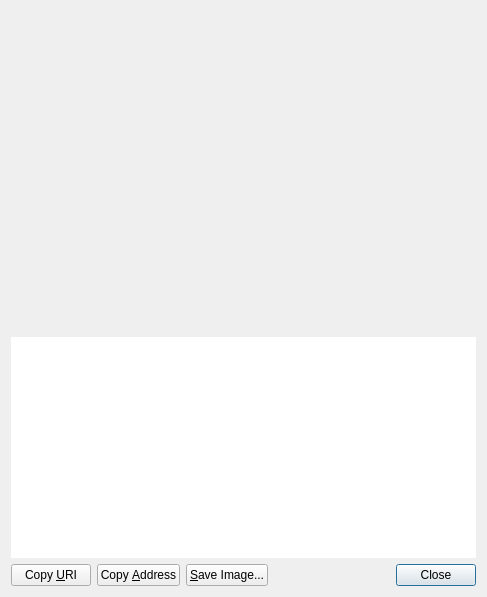
Qt form src/qt/forms/receiverequestdialog.ui (Johven/ANGCOIN) before a commit.
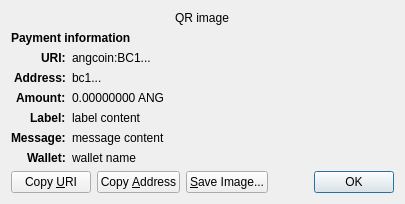
The same form after that commit. Custom widgets are drawn as their Qt base class.

```diff
--- a/src/qt/forms/receiverequestdialog.ui
+++ b/src/qt/forms/receiverequestdialog.ui
@@ -6,60 +6,158 @@
    <rect>
     <x>0</x>
     <y>0</y>
-    <width>487</width>
-    <height>597</height>
+    <width>413</width>
+    <height>229</height>
    </rect>
   </property>
-  <layout class="QVBoxLayout" name="verticalLayout_3">
-   <item>
-    <widget class="QRImageWidget" name="lblQRCode">
-     <property name="sizePolicy">
-      <sizepolicy hsizetype="Expanding" vsizetype="Fixed">
-       <horstretch>0</horstretch>
-       <verstretch>0</verstretch>
-      </sizepolicy>
+  <property name="windowTitle">
+   <string>Request payment to ...</string>
+  </property>
+  <layout class="QGridLayout" name="gridLayout" columnstretch="0,1">
+   <property name="sizeConstraint">
+    <enum>QLayout::SetFixedSize</enum>
+   </property>
+   <item row="0" column="0" colspan="2" alignment="Qt::AlignHCenter">
+    <widget class="QRImageWidget" name="qr_code">
+     <property name="text">
+      <string notr="true">QR image</string>
      </property>
-     <property name="minimumSize">
-      <size>
-       <width>300</width>
-       <height>320</height>
-      </size>
+     <property name="textInteractionFlags">
+      <set>Qt::NoTextInteraction</set>
      </property>
-     <property name="toolTip">
-      <string>QR Code</string>
+    </widget>
+   </item>
+   <item row="1" column="0" colspan="2">
+    <widget class="QLabel" name="payment_header">
+     <property name="font">
+      <font>
+       <weight>75</weight>
+       <bold>true</bold>
+      </font>
      </property>
+     <property name="text">
+      <string>Payment information</string>
+     </property>
+     <property name="textInteractionFlags">
+      <set>Qt::NoTextInteraction</set>
+     </property>
+    </widget>
+   </item>
+   <item row="2" column="0" alignment="Qt::AlignRight|Qt::AlignTop">
+    <widget class="QLabel" name="uri_tag">
+     <property name="font">
+      <font>
+       <weight>75</weight>
+       <bold>true</bold>
+      </font>
+     </property>
+     <property name="text">
+      <string notr="true">URI:</string>
+     </property>
      <property name="textFormat">
       <enum>Qt::PlainText</enum>
      </property>
-     <property name="alignment">
-      <set>Qt::AlignCenter</set>
+     <property name="textInteractionFlags">
+      <set>Qt::NoTextInteraction</set>
      </property>
+    </widget>
+   </item>
+   <item row="2" column="1" alignment="Qt::AlignTop">
+    <widget class="QLabel" name="uri_content">
+     <property name="text">
+      <string notr="true">angcoin:BC1...</string>
+     </property>
+     <property name="textFormat">
+      <enum>Qt::RichText</enum>
+     </property>
      <property name="wordWrap">
       <bool>true</bool>
      </property>
     </widget>
    </item>
-   <item>
-    <widget class="QTextEdit" name="outUri">
-     <property name="sizePolicy">
-      <sizepolicy hsizetype="Expanding" vsizetype="Expanding">
-       <horstretch>0</horstretch>
-       <verstretch>0</verstretch>
-      </sizepolicy>
+   <item row="3" column="0" alignment="Qt::AlignRight|Qt::AlignTop">
+    <widget class="QLabel" name="address_tag">
+     <property name="font">
+      <font>
+       <weight>75</weight>
+       <bold>true</bold>
+      </font>
      </property>
-     <property name="minimumSize">
-      <size>
-       <width>0</width>
-       <height>50</height>
-      </size>
+     <property name="text">
+      <string>Address:</string>
      </property>
-     <property name="frameShape">
-      <enum>QFrame::NoFrame</enum>
+     <property name="textInteractionFlags">
+      <set>Qt::NoTextInteraction</set>
      </property>
-     <property name="frameShadow">
-      <enum>QFrame::Plain</enum>
+    </widget>
+   </item>
+   <item row="3" column="1" alignment="Qt::AlignTop">
+    <widget class="QLabel" name="address_content">
+     <property name="text">
+      <string notr="true">bc1...</string>
      </property>
-     <property name="tabChangesFocus">
+     <property name="textFormat">
+      <enum>Qt::PlainText</enum>
+     </property>
+     <property name="textInteractionFlags">
+      <set>Qt::TextSelectableByMouse</set>
+     </property>
+    </widget>
+   </item>
+   <item row="4" column="0" alignment="Qt::AlignRight|Qt::AlignTop">
+    <widget class="QLabel" name="amount_tag">
+     <property name="font">
+      <font>
+       <weight>75</weight>
+       <bold>true</bold>
+      </font>
+     </property>
+     <property name="text">
+      <string>Amount:</string>
+     </property>
+     <property name="textInteractionFlags">
+      <set>Qt::NoTextInteraction</set>
+     </property>
+    </widget>
+   </item>
+   <item row="4" column="1" alignment="Qt::AlignTop">
+    <widget class="QLabel" name="amount_content">
+     <property name="text">
+      <string notr="true">0.00000000 ANG</string>
+     </property>
+     <property name="textFormat">
+      <enum>Qt::PlainText</enum>
+     </property>
+     <property name="textInteractionFlags">
+      <set>Qt::TextSelectableByMouse</set>
+     </property>
+    </widget>
+   </item>
+   <item row="5" column="0" alignment="Qt::AlignRight|Qt::AlignTop">
+    <widget class="QLabel" name="label_tag">
+     <property name="font">
+      <font>
+       <weight>75</weight>
+       <bold>true</bold>
+      </font>
+     </property>
+     <property name="text">
+      <string>Label:</string>
+     </property>
+     <property name="textInteractionFlags">
+      <set>Qt::NoTextInteraction</set>
+     </property>
+    </widget>
+   </item>
+   <item row="5" column="1" alignment="Qt::AlignTop">
+    <widget class="QLabel" name="label_content">
+     <property name="text">
+      <string notr="true">label content</string>
+     </property>
+     <property name="textFormat">
+      <enum>Qt::PlainText</enum>
+     </property>
+     <property name="wordWrap">
       <bool>true</bool>
      </property>
      <property name="textInteractionFlags">
@@ -67,7 +165,71 @@
      </property>
     </widget>
    </item>
-   <item>
+   <item row="6" column="0" alignment="Qt::AlignRight|Qt::AlignTop">
+    <widget class="QLabel" name="message_tag">
+     <property name="font">
+      <font>
+       <weight>75</weight>
+       <bold>true</bold>
+      </font>
+     </property>
+     <property name="text">
+      <string>Message:</string>
+     </property>
+     <property name="textInteractionFlags">
+      <set>Qt::NoTextInteraction</set>
+     </property>
+    </widget>
+   </item>
+   <item row="6" column="1" alignment="Qt::AlignTop">
+    <widget class="QLabel" name="message_content">
+     <property name="text">
+      <string notr="true">message content</string>
+     </property>
+     <property name="textFormat">
+      <enum>Qt::PlainText</enum>
+     </property>
+     <property name="wordWrap">
+      <bool>true</bool>
+     </property>
+     <property name="textInteractionFlags">
+      <set>Qt::TextSelectableByMouse</set>
+     </property>
+    </widget>
+   </item>
+   <item row="7" column="0" alignment="Qt::AlignRight|Qt::AlignTop">
+    <widget class="QLabel" name="wallet_tag">
+     <property name="font">
+      <font>
+       <weight>75</weight>
+       <bold>true</bold>
+      </font>
+     </property>
+     <property name="text">
+      <string>Wallet:</string>
+     </property>
+     <property name="textInteractionFlags">
+      <set>Qt::NoTextInteraction</set>
+     </property>
+    </widget>
+   </item>
+   <item row="7" column="1" alignment="Qt::AlignTop">
+    <widget class="QLabel" name="wallet_content">
+     <property name="text">
+      <string notr="true">wallet name</string>
+     </property>
+     <property name="textFormat">
+      <enum>Qt::PlainText</enum>
+     </property>
+     <property name="wordWrap">
+      <bool>true</bool>
+     </property>
+     <property name="textInteractionFlags">
+      <set>Qt::TextSelectableByMouse</set>
+     </property>
+    </widget>
+   </item>
+   <item row="8" column="0" colspan="2">
     <layout class="QHBoxLayout" name="horizontalLayout">
      <item>
       <widget class="QPushButton" name="btnCopyURI">
@@ -115,7 +277,7 @@
      <item>
       <widget class="QDialogButtonBox" name="buttonBox">
        <property name="standardButtons">
-        <set>QDialogButtonBox::Close</set>
+        <set>QDialogButtonBox::Ok</set>
        </property>
       </widget>
      </item>
```
Left out of the diff: 40 changed lines with no effect on the pictures.
